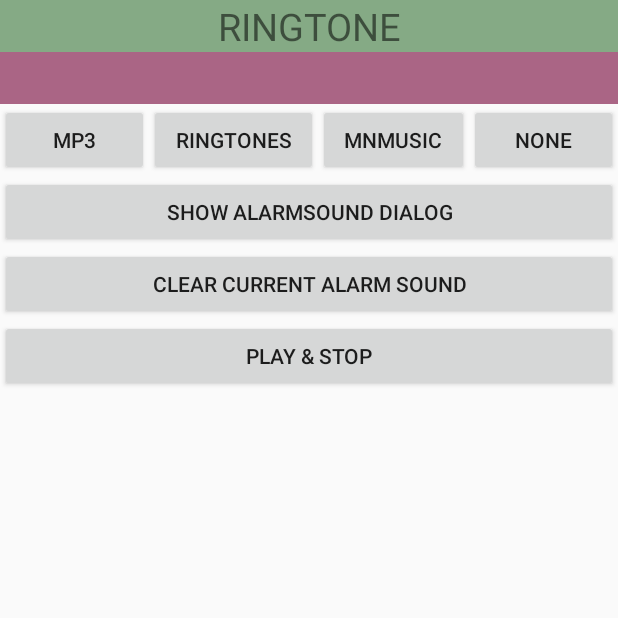
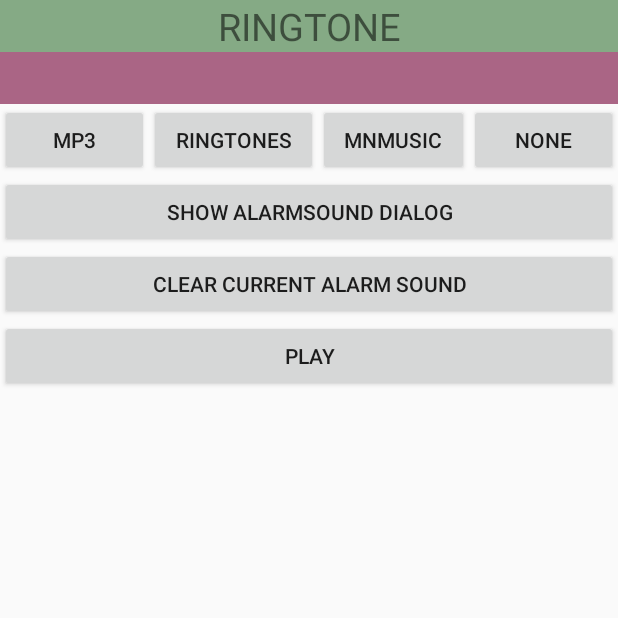
Before and after one commit to Yooii-Studios/SKAlarmSoundSample, an Android app: the screen it shows after launch (MainActivity), on a phone screen of 412 x 824 dp, the top half of it. Run offline under Robolectric (Android 15) with nearby library versions, the light colour scheme and no system bars; our stand-ins replace ButterKnife.

Commit message:
재생/정지 파트 새로 구현

```diff
--- a/SKAlarmSoundSample/src/main/res/layout/activity_main.xml
+++ b/SKAlarmSoundSample/src/main/res/layout/activity_main.xml
@@ -99,7 +99,7 @@
     <Button
         android:layout_width="wrap_content"
         android:layout_height="wrap_content"
-        android:text="Play &amp; Stop"
+        android:text="Play"
         android:id="@+id/playStopButton"
         android:layout_below="@+id/clearSoundButton"
         android:layout_alignParentLeft="true"
```
Also changed, not shown: SKAlarmSoundSample/src/main/java/com/yooiistudios/stevenkim/alarmsound/sample/MainActivity.java (+7 -1 lines).
